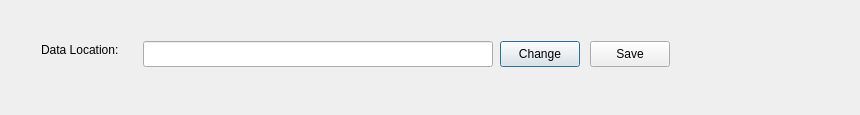
This is dialogglobalsettings.ui in qwerty258/filemetadata as Qt 5 draws it before an edit. The edited form follows.
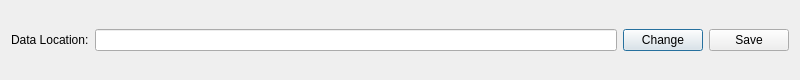
This is the edited form.

Commit message: update UIs to autoresize

```diff
--- a/dialogglobalsettings.ui
+++ b/dialogglobalsettings.ui
@@ -6,62 +6,39 @@
    <rect>
     <x>0</x>
     <y>0</y>
-    <width>860</width>
-    <height>115</height>
+    <width>800</width>
+    <height>80</height>
    </rect>
   </property>
   <property name="windowTitle">
    <string>Settings</string>
   </property>
+  <layout class="QGridLayout" name="gridLayout">
+   <item row="0" column="0">
+    <widget class="QLabel" name="label">
+     <property name="text">
+      <string>Data Location:</string>
+     </property>
+    </widget>
+   </item>
+   <item row="0" column="1">
+    <widget class="QLineEdit" name="lineEditDataPath"/>
+   </item>
+   <item row="0" column="2">
   <widget class="QPushButton" name="pushButtonChange">
-   <property name="geometry">
-    <rect>
-     <x>500</x>
-     <y>41</y>
-     <width>80</width>
-     <height>26</height>
-    </rect>
-   </property>
    <property name="text">
     <string>Change</string>
    </property>
   </widget>
+   </item>
+   <item row="0" column="3">
   <widget class="QPushButton" name="pushButtonSave">
-   <property name="geometry">
-    <rect>
-     <x>590</x>
-     <y>41</y>
-     <width>80</width>
-     <height>26</height>
-    </rect>
-   </property>
    <property name="text">
     <string>Save</string>
    </property>
   </widget>
-  <widget class="QLineEdit" name="lineEditDataPath">
-   <property name="geometry">
-    <rect>
-     <x>143</x>
-     <y>41</y>
-     <width>350</width>
-     <height>26</height>
-    </rect>
-   </property>
-  </widget>
-  <widget class="QLabel" name="label">
-   <property name="geometry">
-    <rect>
-     <x>41</x>
-     <y>41</y>
-     <width>96</width>
-     <height>18</height>
-    </rect>
-   </property>
-   <property name="text">
-    <string>Data Location:</string>
-   </property>
-  </widget>
+   </item>
+  </layout>
  </widget>
  <resources/>
  <connections/>
```
Lines whose indentation alone changed are shown as unchanged. The commit also changes 1 other file.
